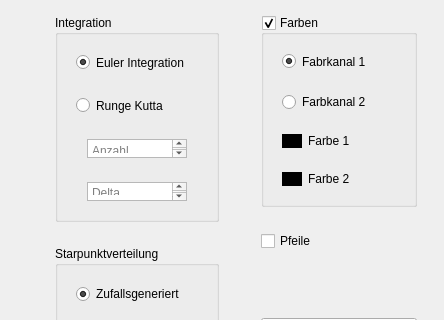
Above: res/MainWindow.ui from e1325103/Visualisierung before the change; both pictures show x 0 to 444 and y 86 to 406 of the 444 by 585 pixel window. Below: the same form after it.
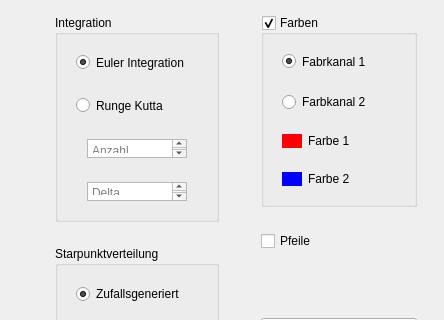
That is the form after the change.

Patch:
```diff
--- a/res/MainWindow.ui
+++ b/res/MainWindow.ui
@@ -450,16 +450,16 @@
                          <colorrole role="WindowText">
                           <brush brushstyle="SolidPattern">
                            <color alpha="255">
-                            <red>255</red>
-                            <green>255</green>
-                            <blue>255</blue>
+                            <red>0</red>
+                            <green>0</green>
+                            <blue>0</blue>
                            </color>
                           </brush>
                          </colorrole>
                          <colorrole role="Button">
                           <brush brushstyle="SolidPattern">
                            <color alpha="255">
-                            <red>0</red>
+                            <red>255</red>
                             <green>0</green>
                             <blue>0</blue>
                            </color>
@@ -468,25 +468,25 @@
                          <colorrole role="Light">
                           <brush brushstyle="SolidPattern">
                            <color alpha="255">
-                            <red>0</red>
-                            <green>0</green>
-                            <blue>0</blue>
+                            <red>255</red>
+                            <green>127</green>
+                            <blue>127</blue>
                            </color>
                           </brush>
                          </colorrole>
                          <colorrole role="Midlight">
                           <brush brushstyle="SolidPattern">
                            <color alpha="255">
-                            <red>0</red>
-                            <green>0</green>
-                            <blue>0</blue>
+                            <red>255</red>
+                            <green>63</green>
+                            <blue>63</blue>
                            </color>
                           </brush>
                          </colorrole>
                          <colorrole role="Dark">
                           <brush brushstyle="SolidPattern">
                            <color alpha="255">
-                            <red>0</red>
+                            <red>127</red>
                             <green>0</green>
                             <blue>0</blue>
                            </color>
@@ -495,7 +495,7 @@
                          <colorrole role="Mid">
                           <brush brushstyle="SolidPattern">
                            <color alpha="255">
-                            <red>0</red>
+                            <red>170</red>
                             <green>0</green>
                             <blue>0</blue>
                            </color>
@@ -504,9 +504,9 @@
                          <colorrole role="Text">
                           <brush brushstyle="SolidPattern">
                            <color alpha="255">
-                            <red>255</red>
-                            <green>255</green>
-                            <blue>255</blue>
+                            <red>0</red>
+                            <green>0</green>
+                            <blue>0</blue>
                            </color>
                           </brush>
                          </colorrole>
@@ -522,25 +522,25 @@
                          <colorrole role="ButtonText">
                           <brush brushstyle="SolidPattern">
                            <color alpha="255">
-                            <red>255</red>
-                            <green>255</green>
-                            <blue>255</blue>
+                            <red>0</red>
+                            <green>0</green>
+                            <blue>0</blue>
                            </color>
                           </brush>
                          </colorrole>
                          <colorrole role="Base">
                           <brush brushstyle="SolidPattern">
                            <color alpha="255">
-                            <red>0</red>
-                            <green>0</green>
-                            <blue>0</blue>
+                            <red>255</red>
+                            <green>255</green>
+                            <blue>255</blue>
                            </color>
                           </brush>
                          </colorrole>
                          <colorrole role="Window">
                           <brush brushstyle="SolidPattern">
                            <color alpha="255">
-                            <red>0</red>
+                            <red>255</red>
                             <green>0</green>
                             <blue>0</blue>
                            </color>
@@ -558,9 +558,9 @@
                          <colorrole role="AlternateBase">
                           <brush brushstyle="SolidPattern">
                            <color alpha="255">
-                            <red>0</red>
-                            <green>0</green>
-                            <blue>0</blue>
+                            <red>255</red>
+                            <green>127</green>
+                            <blue>127</blue>
                            </color>
                           </brush>
                          </colorrole>
@@ -587,16 +587,16 @@
                          <colorrole role="WindowText">
                           <brush brushstyle="SolidPattern">
                            <color alpha="255">
-                            <red>255</red>
-                            <green>255</green>
-                            <blue>255</blue>
+                            <red>0</red>
+                            <green>0</green>
+                            <blue>0</blue>
                            </color>
                           </brush>
                          </colorrole>
                          <colorrole role="Button">
                           <brush brushstyle="SolidPattern">
                            <color alpha="255">
-                            <red>0</red>
+                            <red>255</red>
                             <green>0</green>
                             <blue>0</blue>
                            </color>
@@ -605,25 +605,25 @@
                          <colorrole role="Light">
                           <brush brushstyle="SolidPattern">
                            <color alpha="255">
-                            <red>0</red>
-                            <green>0</green>
-                            <blue>0</blue>
+                            <red>255</red>
+                            <green>127</green>
+                            <blue>127</blue>
                            </color>
                           </brush>
                          </colorrole>
                          <colorrole role="Midlight">
                           <brush brushstyle="SolidPattern">
                            <color alpha="255">
-                            <red>0</red>
-                            <green>0</green>
-                            <blue>0</blue>
+                            <red>255</red>
+                            <green>63</green>
+                            <blue>63</blue>
                            </color>
                           </brush>
                          </colorrole>
                          <colorrole role="Dark">
                           <brush brushstyle="SolidPattern">
                            <color alpha="255">
-                            <red>0</red>
+                            <red>127</red>
                             <green>0</green>
                             <blue>0</blue>
                            </color>
@@ -632,7 +632,7 @@
                          <colorrole role="Mid">
                           <brush brushstyle="SolidPattern">
                            <color alpha="255">
-                            <red>0</red>
+                            <red>170</red>
                             <green>0</green>
                             <blue>0</blue>
                            </color>
@@ -641,9 +641,9 @@
                          <colorrole role="Text">
                           <brush brushstyle="SolidPattern">
                            <color alpha="255">
-                            <red>255</red>
-                            <green>255</green>
-                            <blue>255</blue>
+                            <red>0</red>
+                            <green>0</green>
+                            <blue>0</blue>
                            </color>
                           </brush>
                          </colorrole>
@@ -659,25 +659,25 @@
                          <colorrole role="ButtonText">
                           <brush brushstyle="SolidPattern">
                            <color alpha="255">
-                            <red>255</red>
-                            <green>255</green>
-                            <blue>255</blue>
+                            <red>0</red>
+                            <green>0</green>
+                            <blue>0</blue>
                            </color>
                           </brush>
                          </colorrole>
                          <colorrole role="Base">
                           <brush brushstyle="SolidPattern">
                            <color alpha="255">
-                            <red>0</red>
-                            <green>0</green>
-                            <blue>0</blue>
+                            <red>255</red>
+                            <green>255</green>
+                            <blue>255</blue>
                            </color>
                           </brush>
                          </colorrole>
                          <colorrole role="Window">
                           <brush brushstyle="SolidPattern">
                            <color alpha="255">
-                            <red>0</red>
+                            <red>255</red>
                             <green>0</green>
                             <blue>0</blue>
                            </color>
@@ -695,9 +695,9 @@
                          <colorrole role="AlternateBase">
                           <brush brushstyle="SolidPattern">
                            <color alpha="255">
-                            <red>0</red>
-                            <green>0</green>
-                            <blue>0</blue>
+                            <red>255</red>
+                            <green>127</green>
+                            <blue>127</blue>
                            </color>
                           </brush>
                          </colorrole>
@@ -724,7 +724,7 @@
                          <colorrole role="WindowText">
                           <brush brushstyle="SolidPattern">
                            <color alpha="255">
-                            <red>0</red>
+                            <red>127</red>
                             <green>0</green>
                             <blue>0</blue>
                            </color>
@@ -733,7 +733,7 @@
                          <colorrole role="Button">
                           <brush brushstyle="SolidPattern">
                            <color alpha="255">
-                            <red>0</red>
+                            <red>255</red>
                             <green>0</green>
                             <blue>0</blue>
                            </color>
@@ -742,25 +742,25 @@
                          <colorrole role="Light">
                           <brush brushstyle="SolidPattern">
                            <color alpha="255">
-                            <red>0</red>
-                            <green>0</green>
-                            <blue>0</blue>
+                            <red>255</red>
+                            <green>127</green>
+                            <blue>127</blue>
                            </color>
                           </brush>
                          </colorrole>
                          <colorrole role="Midlight">
                           <brush brushstyle="SolidPattern">
                            <color alpha="255">
-                            <red>0</red>
-                            <green>0</green>
-                            <blue>0</blue>
+                            <red>255</red>
+                            <green>63</green>
+                            <blue>63</blue>
                            </color>
                           </brush>
                          </colorrole>
                          <colorrole role="Dark">
                           <brush brushstyle="SolidPattern">
                            <color alpha="255">
-                            <red>0</red>
+                            <red>127</red>
                             <green>0</green>
                             <blue>0</blue>
                            </color>
@@ -769,7 +769,7 @@
                          <colorrole role="Mid">
                           <brush brushstyle="SolidPattern">
                            <color alpha="255">
-                            <red>0</red>
+                            <red>170</red>
                             <green>0</green>
                             <blue>0</blue>
                            </color>
@@ -778,7 +778,7 @@
                          <colorrole role="Text">
                           <brush brushstyle="SolidPattern">
                            <color alpha="255">
-                            <red>0</red>
+                            <red>127</red>
                             <green>0</green>
                             <blue>0</blue>
                            </color>
@@ -796,7 +796,7 @@
                          <colorrole role="ButtonText">
                           <brush brushstyle="SolidPattern">
                            <color alpha="255">
-                            <red>0</red>
+                            <red>127</red>
                             <green>0</green>
                             <blue>0</blue>
                            </color>
@@ -805,7 +805,7 @@
                          <colorrole role="Base">
                           <brush brushstyle="SolidPattern">
                            <color alpha="255">
-                            <red>0</red>
+                            <red>255</red>
                             <green>0</green>
                             <blue>0</blue>
                            </color>
@@ -814,7 +814,7 @@
                          <colorrole role="Window">
                           <brush brushstyle="SolidPattern">
                            <color alpha="255">
-                            <red>0</red>
+                            <red>255</red>
                             <green>0</green>
                             <blue>0</blue>
                            </color>
@@ -832,7 +832,7 @@
                          <colorrole role="AlternateBase">
                           <brush brushstyle="SolidPattern">
                            <color alpha="255">
-                            <red>0</red>
+                            <red>255</red>
                             <green>0</green>
                             <blue>0</blue>
                            </color>
@@ -891,9 +891,9 @@
                          <colorrole role="WindowText">
                           <brush brushstyle="SolidPattern">
                            <color alpha="255">
-                            <red>255</red>
-                            <green>255</green>
-                            <blue>255</blue>
+                            <red>0</red>
+                            <green>0</green>
+                            <blue>0</blue>
                            </color>
                           </brush>
                          </colorrole>
@@ -902,25 +902,25 @@
                            <color alpha="255">
                             <red>0</red>
                             <green>0</green>
-                            <blue>0</blue>
+                            <blue>255</blue>
                            </color>
                           </brush>
                          </colorrole>
                          <colorrole role="Light">
                           <brush brushstyle="SolidPattern">
                            <color alpha="255">
-                            <red>0</red>
-                            <green>0</green>
-                            <blue>0</blue>
+                            <red>127</red>
+                            <green>127</green>
+                            <blue>255</blue>
                            </color>
                           </brush>
                          </colorrole>
                          <colorrole role="Midlight">
                           <brush brushstyle="SolidPattern">
                            <color alpha="255">
-                            <red>0</red>
-                            <green>0</green>
-                            <blue>0</blue>
+                            <red>63</red>
+                            <green>63</green>
+                            <blue>255</blue>
                            </color>
                           </brush>
                          </colorrole>
@@ -929,7 +929,7 @@
                            <color alpha="255">
                             <red>0</red>
                             <green>0</green>
-                            <blue>0</blue>
+                            <blue>127</blue>
                            </color>
                           </brush>
                          </colorrole>
@@ -938,16 +938,16 @@
                            <color alpha="255">
                             <red>0</red>
                             <green>0</green>
-                            <blue>0</blue>
+                            <blue>170</blue>
                            </color>
                           </brush>
                          </colorrole>
                          <colorrole role="Text">
                           <brush brushstyle="SolidPattern">
                            <color alpha="255">
-                            <red>255</red>
-                            <green>255</green>
-                            <blue>255</blue>
+                            <red>0</red>
+                            <green>0</green>
+                            <blue>0</blue>
                            </color>
                           </brush>
                          </colorrole>
@@ -963,18 +963,18 @@
                          <colorrole role="ButtonText">
                           <brush brushstyle="SolidPattern">
                            <color alpha="255">
-                            <red>255</red>
-                            <green>255</green>
-                            <blue>255</blue>
+                            <red>0</red>
+                            <green>0</green>
+                            <blue>0</blue>
                            </color>
                           </brush>
                          </colorrole>
                          <colorrole role="Base">
                           <brush brushstyle="SolidPattern">
                            <color alpha="255">
-                            <red>0</red>
-                            <green>0</green>
-                            <blue>0</blue>
+                            <red>255</red>
+                            <green>255</green>
+                            <blue>255</blue>
                            </color>
                           </brush>
                          </colorrole>
@@ -983,7 +983,7 @@
                            <color alpha="255">
                             <red>0</red>
                             <green>0</green>
-                            <blue>0</blue>
+                            <blue>255</blue>
                            </color>
                           </brush>
                          </colorrole>
@@ -999,9 +999,9 @@
                          <colorrole role="AlternateBase">
                           <brush brushstyle="SolidPattern">
                            <color alpha="255">
-                            <red>0</red>
-                            <green>0</green>
-                            <blue>0</blue>
+                            <red>127</red>
+                            <green>127</green>
+                            <blue>255</blue>
                            </color>
                           </brush>
                          </colorrole>
@@ -1028,9 +1028,9 @@
                          <colorrole role="WindowText">
                           <brush brushstyle="SolidPattern">
                            <color alpha="255">
-                            <red>255</red>
-                            <green>255</green>
-                            <blue>255</blue>
+                            <red>0</red>
+                            <green>0</green>
+                            <blue>0</blue>
                            </color>
                           </brush>
                          </colorrole>
@@ -1039,25 +1039,25 @@
                            <color alpha="255">
                             <red>0</red>
                             <green>0</green>
-                            <blue>0</blue>
+                            <blue>255</blue>
                            </color>
                           </brush>
                          </colorrole>
                          <colorrole role="Light">
                           <brush brushstyle="SolidPattern">
                            <color alpha="255">
-                            <red>0</red>
-                            <green>0</green>
-                            <blue>0</blue>
+                            <red>127</red>
+                            <green>127</green>
+                            <blue>255</blue>
                            </color>
                           </brush>
                          </colorrole>
                          <colorrole role="Midlight">
                           <brush brushstyle="SolidPattern">
                            <color alpha="255">
-                            <red>0</red>
-                            <green>0</green>
-                            <blue>0</blue>
+                            <red>63</red>
+                            <green>63</green>
+                            <blue>255</blue>
                            </color>
                           </brush>
                          </colorrole>
@@ -1066,7 +1066,7 @@
                            <color alpha="255">
                             <red>0</red>
                             <green>0</green>
-                            <blue>0</blue>
+                            <blue>127</blue>
                            </color>
                           </brush>
                          </colorrole>
@@ -1075,16 +1075,16 @@
                            <color alpha="255">
                             <red>0</red>
                             <green>0</green>
-                            <blue>0</blue>
+                            <blue>170</blue>
                            </color>
                           </brush>
                          </colorrole>
                          <colorrole role="Text">
                           <brush brushstyle="SolidPattern">
                            <color alpha="255">
-                            <red>255</red>
-                            <green>255</green>
-                            <blue>255</blue>
+                            <red>0</red>
+                            <green>0</green>
+                            <blue>0</blue>
                            </color>
                           </brush>
                          </colorrole>
@@ -1100,18 +1100,18 @@
                          <colorrole role="ButtonText">
                           <brush brushstyle="SolidPattern">
                            <color alpha="255">
-                            <red>255</red>
-                            <green>255</green>
-                            <blue>255</blue>
+                            <red>0</red>
+                            <green>0</green>
+                            <blue>0</blue>
                            </color>
                           </brush>
                          </colorrole>
                          <colorrole role="Base">
                           <brush brushstyle="SolidPattern">
                            <color alpha="255">
-                            <red>0</red>
-                            <green>0</green>
-                            <blue>0</blue>
+                            <red>255</red>
+                            <green>255</green>
+                            <blue>255</blue>
                            </color>
                           </brush>
                          </colorrole>
@@ -1120,7 +1120,7 @@
                            <color alpha="255">
                             <red>0</red>
                             <green>0</green>
-                            <blue>0</blue>
+                            <blue>255</blue>
                            </color>
                           </brush>
                          </colorrole>
@@ -1136,9 +1136,9 @@
                          <colorrole role="AlternateBase">
                           <brush brushstyle="SolidPattern">
                            <color alpha="255">
-                            <red>0</red>
-                            <green>0</green>
-                            <blue>0</blue>
+                            <red>127</red>
+                            <green>127</green>
+                            <blue>255</blue>
                            </color>
                           </brush>
                          </colorrole>
@@ -1167,7 +1167,7 @@
                            <color alpha="255">
                             <red>0</red>
                             <green>0</green>
-                            <blue>0</blue>
+                            <blue>127</blue>
                            </color>
                           </brush>
                          </colorrole>
@@ -1176,25 +1176,25 @@
                            <color alpha="255">
                             <red>0</red>
                             <green>0</green>
-                            <blue>0</blue>
+                            <blue>255</blue>
                            </color>
                           </brush>
                          </colorrole>
                          <colorrole role="Light">
                           <brush brushstyle="SolidPattern">
                            <color alpha="255">
-                            <red>0</red>
-                            <green>0</green>
-                            <blue>0</blue>
+                            <red>127</red>
+                            <green>127</green>
+                            <blue>255</blue>
                            </color>
                           </brush>
                          </colorrole>
                          <colorrole role="Midlight">
                           <brush brushstyle="SolidPattern">
                            <color alpha="255">
-                            <red>0</red>
-                            <green>0</green>
-                            <blue>0</blue>
+                            <red>63</red>
+                            <green>63</green>
+                            <blue>255</blue>
                            </color>
                           </brush>
                          </colorrole>
@@ -1203,7 +1203,7 @@
                            <color alpha="255">
                             <red>0</red>
                             <green>0</green>
-                            <blue>0</blue>
+                            <blue>127</blue>
                            </color>
                           </brush>
                          </colorrole>
@@ -1212,7 +1212,7 @@
                            <color alpha="255">
                             <red>0</red>
                             <green>0</green>
-                            <blue>0</blue>
+                            <blue>170</blue>
                            </color>
                           </brush>
                          </colorrole>
@@ -1221,7 +1221,7 @@
                            <color alpha="255">
                             <red>0</red>
                             <green>0</green>
-                            <blue>0</blue>
+                            <blue>127</blue>
                            </color>
                           </brush>
                          </colorrole>
@@ -1239,7 +1239,7 @@
                            <color alpha="255">
                             <red>0</red>
                             <green>0</green>
-                            <blue>0</blue>
+                            <blue>127</blue>
                            </color>
                           </brush>
                          </colorrole>
@@ -1248,7 +1248,7 @@
                            <color alpha="255">
                             <red>0</red>
                             <green>0</green>
-                            <blue>0</blue>
+                            <blue>255</blue>
                            </color>
                           </brush>
                          </colorrole>
@@ -1257,7 +1257,7 @@
                            <color alpha="255">
                             <red>0</red>
                             <green>0</green>
-                            <blue>0</blue>
+                            <blue>255</blue>
                            </color>
                           </brush>
                          </colorrole>
@@ -1275,7 +1275,7 @@
                            <color alpha="255">
                             <red>0</red>
                             <green>0</green>
-                            <blue>0</blue>
+                            <blue>255</blue>
                            </color>
                           </brush>
                          </colorrole>
```
